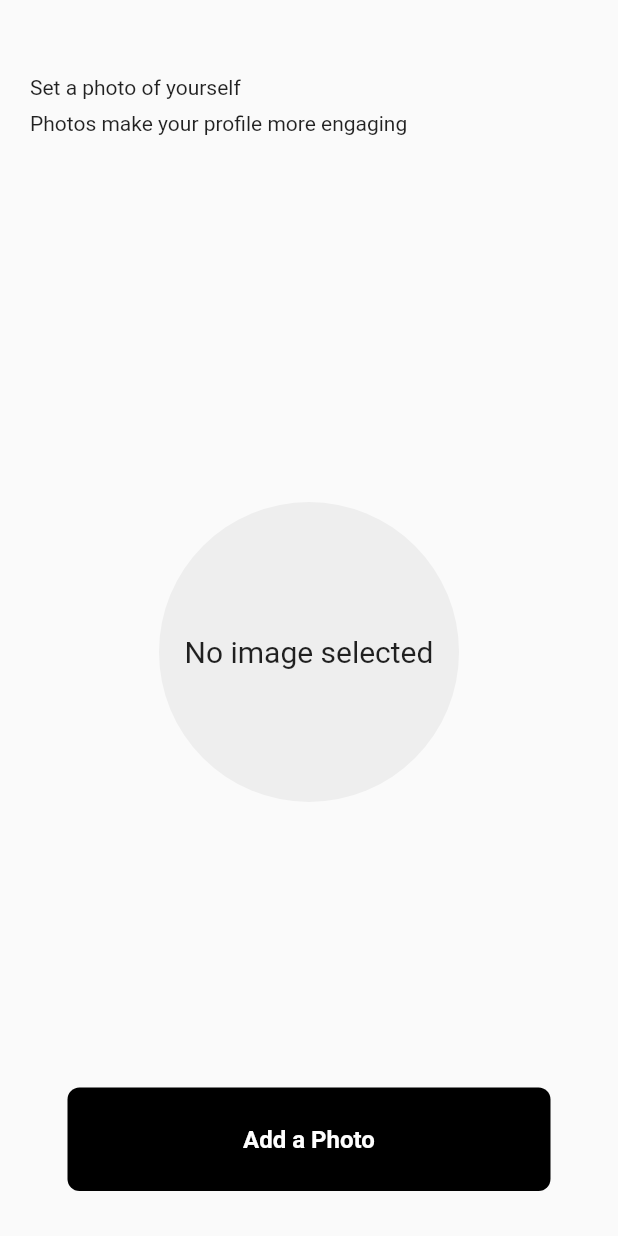
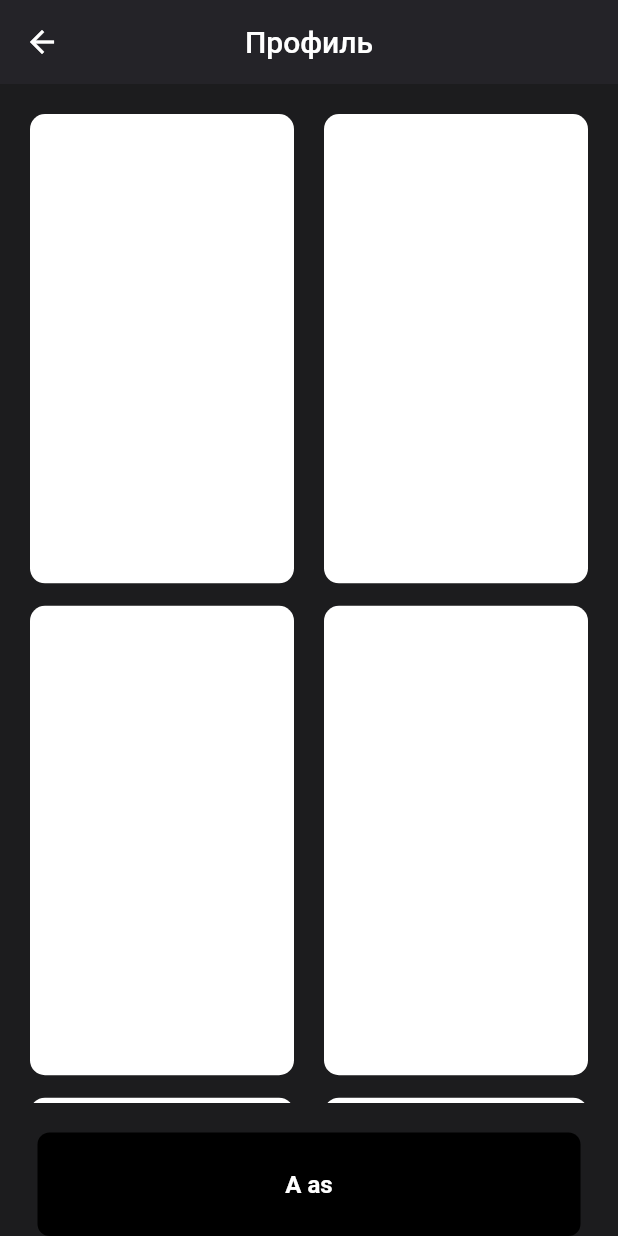
Before and after one commit to DarkHan13/WorkOutGym, a Flutter app: the screen it shows once a user with an empty profile is signed in, item 4 of the bottom bar chosen, after a tap on "Фотографии", on a phone screen of 412 x 824 dp. Run offline on Flutter 3.47's test engine with Material 2 defaults, Android fonts, the light colour scheme and no system bars; our stand-ins replace cloud_firestore, firebase_auth, firebase_core, firebase_storage, flutter_slidable, google_sign_in and 2 more; accounts and stored records are empty.

Commit message:
profile images

```diff
--- a/lib/main.dart
+++ b/lib/main.dart
@@ -12,6 +12,7 @@ void main() async{
   await Firebase.initializeApp(
     options: DefaultFirebaseOptions.currentPlatform,
   );
+
 
   await Hive.initFlutter();
   var box = await Hive.openBox('mybox');
--- a/lib/pages/profile.dart
+++ b/lib/pages/profile.dart
@@ -1,15 +1,69 @@
+import 'dart:io';
+
 import 'package:firebase_auth/firebase_auth.dart';
 import 'package:flutter/cupertino.dart';
 import 'package:flutter/material.dart';
+import 'package:flutter/services.dart';
+import 'package:image_picker/image_picker.dart';
 import 'package:work_out_gym/pages/profile/profile_images.dart';
+import 'package:work_out_gym/pages/select_photo_option_screen.dart';
 
-class UserProfile extends StatelessWidget {
+class UserProfile extends StatefulWidget {
   UserProfile({super.key});
 
+  @override
+  State<UserProfile> createState() => _UserProfileState();
+}
+
+class _UserProfileState extends State<UserProfile> {
+
+  File? _image;
   final user = FirebaseAuth.instance.currentUser!;
 
   void signUserOut() {
     FirebaseAuth.instance.signOut();
+  }
+
+
+  Future _pickImage(ImageSource source) async {
+    try {
+      final image = await ImagePicker().pickImage(source: source);
+      if (image == null) return;
+      File? img = File(image.path);
+      setState(() {
+        _image = img;
+        Navigator.of(context).pop();
+      });
+    } on PlatformException catch (e) {
+      print(e);
+      Navigator.of(context).pop();
+    }
+  }
+
+  void _showSelectPhotoOptions(BuildContext context) {
+    showModalBottomSheet(
+      context: context,
+      isScrollControlled: true,
+      shape: const RoundedRectangleBorder(
+        borderRadius: BorderRadius.vertical(
+          top: Radius.circular(25.0),
+        ),
+      ),
+      builder: (context) =>
+          DraggableScrollableSheet(
+              initialChildSize: 0.28,
+              maxChildSize: 0.4,
+              minChildSize: 0.28,
+              expand: false,
+              builder: (context, scrollController) {
+                return SingleChildScrollView(
+                  controller: scrollController,
+                  child: SelectPhotoOptionsScreen(
+                    onTap: _pickImage,
+                  ),
+                );
+              }),
+    );
   }
 
   @override
@@ -28,10 +82,34 @@ class UserProfile extends StatelessWidget {
         children: [
           Column(
             children: [
-              const CircleAvatar(
-                radius: 50,
-                backgroundImage: NetworkImage(
-                  "https://kartinkof.club/uploads/posts/2022-09/1662325054_2-kartinkof-club-p-novie-i-krasivie-kartinki-kachok-4.jpg",
+
+              GestureDetector(
+                onTap: () => _showSelectPhotoOptions(context),
+                child: Container(
+                  height: 80.0,
+                  width: 80.0,
+                  decoration: BoxDecoration(
+                    shape: BoxShape.circle,
+                    color: Colors.grey.shade200,
+                  ),
+                  child: _image == null
+                      ? const Center(
+                        child: Padding(
+                          padding: EdgeInsets.all(8.0),
+                          child: Text(
+                          'No image',
+                          style: TextStyle(
+                            color: Colors.black,
+                            fontSize: 20,
+                          ),
+                  ),
+                        ),
+                      )
+                      :
+                  CircleAvatar(
+                    radius: 80,
+                    backgroundImage: FileImage(_image!),
+                  ),
                 ),
               ),
               const SizedBox(height: 10),
@@ -48,13 +126,13 @@ class UserProfile extends StatelessWidget {
           const SizedBox(height: 35),
           ...List.generate(
             customListTiles.length,
-            (index) {
+                (index) {
               final tile = customListTiles[index];
               return Padding(
                 padding: const EdgeInsets.only(bottom: 5),
                 child: GestureDetector(
                   onTap: () {
-                      tile.onTap(context);
+                    tile.onTap(context);
                   },
                   child: Card(
                     color: Colors.blue,
@@ -67,7 +145,7 @@ class UserProfile extends StatelessWidget {
                       ),
                       title: Text(tile.title),
                       trailing:
-                          const Icon(Icons.chevron_right, color: Colors.white),
+                      const Icon(Icons.chevron_right, color: Colors.white),
                     ),
                   ),
                 ),
@@ -79,7 +157,6 @@ class UserProfile extends StatelessWidget {
     );
   }
 }
-
 class CustomListTile {
   final IconData icon;
   final String title;
--- a/lib/pages/profile/profile_images.dart
+++ b/lib/pages/profile/profile_images.dart
@@ -1,7 +1,9 @@
 import 'dart:io';
 
+import 'package:cloud_firestore/cloud_firestore.dart';
 import 'package:firebase_auth/firebase_auth.dart';
 import 'package:firebase_core/firebase_core.dart';
+import 'package:firebase_storage/firebase_storage.dart';
 import 'package:flutter/material.dart';
 import 'package:flutter/services.dart';
 import 'package:image_picker/image_picker.dart';
@@ -19,10 +21,38 @@ class ProfileImages extends StatefulWidget {
 class _ProfileImagesState extends State<ProfileImages> {
   File? _image;
 
+  String imageURL = 'as';
+
+  final CollectionReference _reference =
+    FirebaseFirestore.instance.collection('profile images');
+
+
   Future _pickImage(ImageSource source) async {
     try {
-      final image = await ImagePicker().pickImage(source: source);
+
+      print("START PICKING");
+      XFile? image = await ImagePicker().pickImage(source: source);
       if (image == null) return;
+
+      String uid = DateTime.now().millisecondsSinceEpoch.toString();
+
+      // Get a reference to storage root
+      Reference refRoot = FirebaseStorage.instance.ref();
+      Reference referenceDirImages = refRoot.child('images');
+
+      // Create a ref for image to be stored
+      Reference refImageToUpload = referenceDirImages.child(uid);
+
+      // Store the file
+      try {
+        refImageToUpload.putFile(File(image!.path));
+        print("IMAGEURL");
+        imageURL = await refImageToUpload.getDownloadURL();
+        print("UPLOADED SSSSSSSSSSSSS");
+      } on Exception catch (e) {
+        print(e.toString());
+      }
+
       File? img = File(image.path);
       setState(() {
         _image = img;
@@ -32,6 +62,20 @@ class _ProfileImagesState extends State<ProfileImages> {
       print(e);
       Navigator.of(context).pop();
     }
+  }
+
+  void showErrorMessage(String message) {
+    showDialog(
+      context: context,
+      builder: (context) {
+        return AlertDialog(
+          title: Text(
+            message,
+            style: const TextStyle(color: Colors.red),
+          ),
+        );
+      },
+    );
   }
 
   void _showSelectPhotoOptions(BuildContext context) {
@@ -64,92 +108,67 @@ class _ProfileImagesState extends State<ProfileImages> {
   @override
   Widget build(BuildContext context) {
     return Scaffold(
+      appBar: AppBar(
+        elevation: 0,
+        backgroundColor: const Color(0xFF242328),
+        title: const Text("Профиль"),
+        centerTitle: true,
+      ),
+      backgroundColor: const Color(0xFF1c1c1e),
       body: SafeArea(
-        child: Padding(
-          padding:
-          const EdgeInsets.only(left: 20, right: 20, bottom: 30, top: 20),
         child: Column(
-            crossAxisAlignment: CrossAxisAlignment.start,
-            mainAxisAlignment: MainAxisAlignment.spaceBetween,
           children: [
-              Column(
-                children: [
-                  Column(
-                    crossAxisAlignment: CrossAxisAlignment.start,
-                    children: const [
-                      SizedBox(
-                        height: 30,
+            Expanded(
+              child: Container(
+                padding: EdgeInsets.symmetric(horizontal: 20, vertical: 20,),
+                child: GridView.builder(
+                  gridDelegate: const SliverGridDelegateWithFixedCrossAxisCount(
+                    crossAxisCount: 2,
+                    crossAxisSpacing: 20,
+                    mainAxisSpacing: 15,
+                    childAspectRatio: 0.5625,
                   ),
-                      Text(
-                        'Set a photo of yourself',
-                      ),
-                      SizedBox(
-                        height: 8,
-                      ),
-                      Text(
-                        'Photos make your profile more engaging',
-                      ),
-                    ],
-                  ),
-                ],
-              ),
-              const SizedBox(
-                height: 8,
-              ),
-              Padding(
-                padding: const EdgeInsets.all(28.0),
-                child: Center(
-                  child: GestureDetector(
-                    behavior: HitTestBehavior.translucent,
-                    onTap: () {
+                  itemBuilder: (context, index) {
+                    return RawMaterialButton(
+                        onPressed: () {
                           _showSelectPhotoOptions(context);
                         },
-                    child: Center(
                       child: Container(
-                          height: 200.0,
-                          width: 200.0,
                         decoration: BoxDecoration(
-                            shape: BoxShape.circle,
-                            color: Colors.grey.shade200,
+                          borderRadius: BorderRadius.circular(10),
+                          color: Colors.white,
+                          /*image: DecorationImage(
+                            image: FileImage(_image!),
+                            fit: BoxFit.cover,
+                          ),*/
                         ),
-                          child: Center(
-                            child: _image == null
-                                ? const Text(
-                              'No image selected',
-                              style: TextStyle(fontSize: 20),
-                            )
-                                : CircleAvatar(
-                              backgroundImage: FileImage(_image!),
-                              radius: 200.0,
                       ),
-                          )),
+                    );
+                  }, itemCount: 10,
                 ),
               ),
             ),
-              ),
-              Column(
-                crossAxisAlignment: CrossAxisAlignment.stretch,
-                children: [
-                  Text(
-                    FirebaseAuth.instance.currentUser!.uid,
-                    textAlign: TextAlign.center,
-                    style: TextStyle(
-                      fontSize: 24,
-                      fontWeight: FontWeight.bold,
-                    ),
-                  ),
-                  const SizedBox(
-                    height: 30,
-                  ),
           DHButton(
-                    onTap: () => _showSelectPhotoOptions(context),
-                    text: 'Add a Photo',
-                  ),
+              onTap: () {
+                if (imageURL.isEmpty) {
+                  showErrorMessage("No image found");
+
+                  return;
+                }
+
+                String email = "def";
+                email = FirebaseAuth.instance.currentUser!.email!;
+                Map<String, String> dataToSend= {
+                  'email': email,
+                  'image': imageURL
+                };
+                print(dataToSend);
+                _reference.add(dataToSend);
+              },
+              text: "A $imageURL")
+
           ],
-              ),
-            ],
-          ),
-        ),
+        )
       ),
     );
   }
--- a/pubspec.yaml
+++ b/pubspec.yaml
@@ -40,6 +40,8 @@ dependencies:
   firebase_auth: ^4.5.0
   google_sign_in: ^6.1.0
   image_picker: ^0.8.7+5
+  firebase_storage: ^11.2.1
+  cloud_firestore: ^4.7.1
 
 dev_dependencies:
   flutter_test:
```
Also changed, not shown: pubspec.lock, 2 other files. Lines whose indentation alone changed are shown as unchanged.
